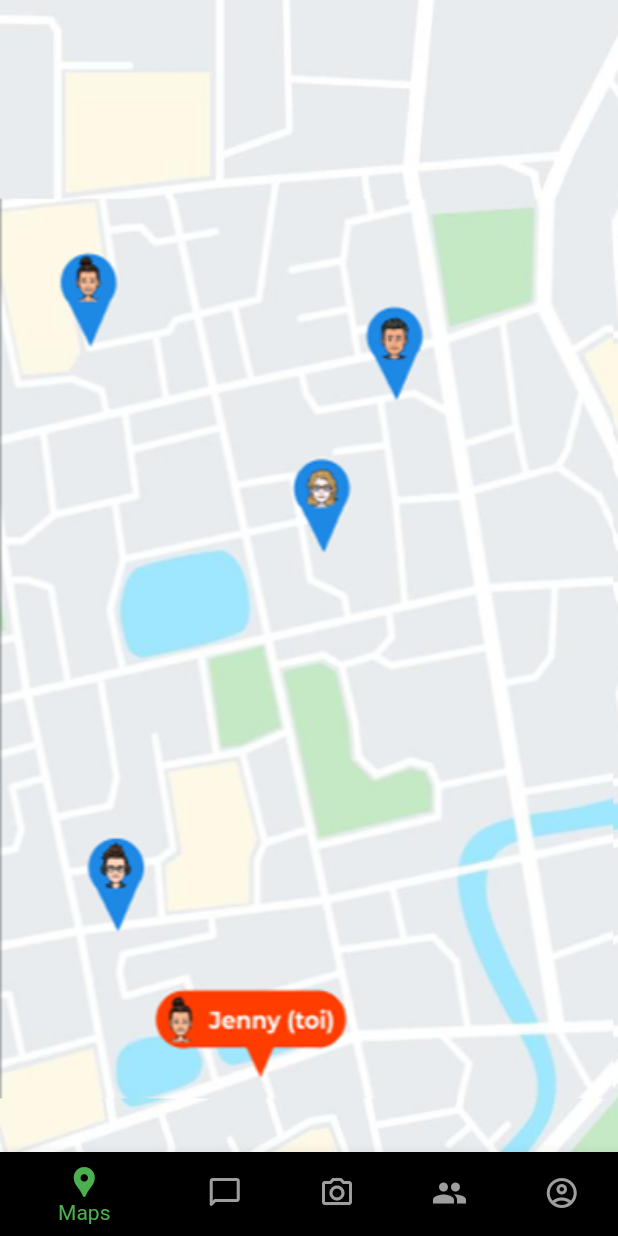
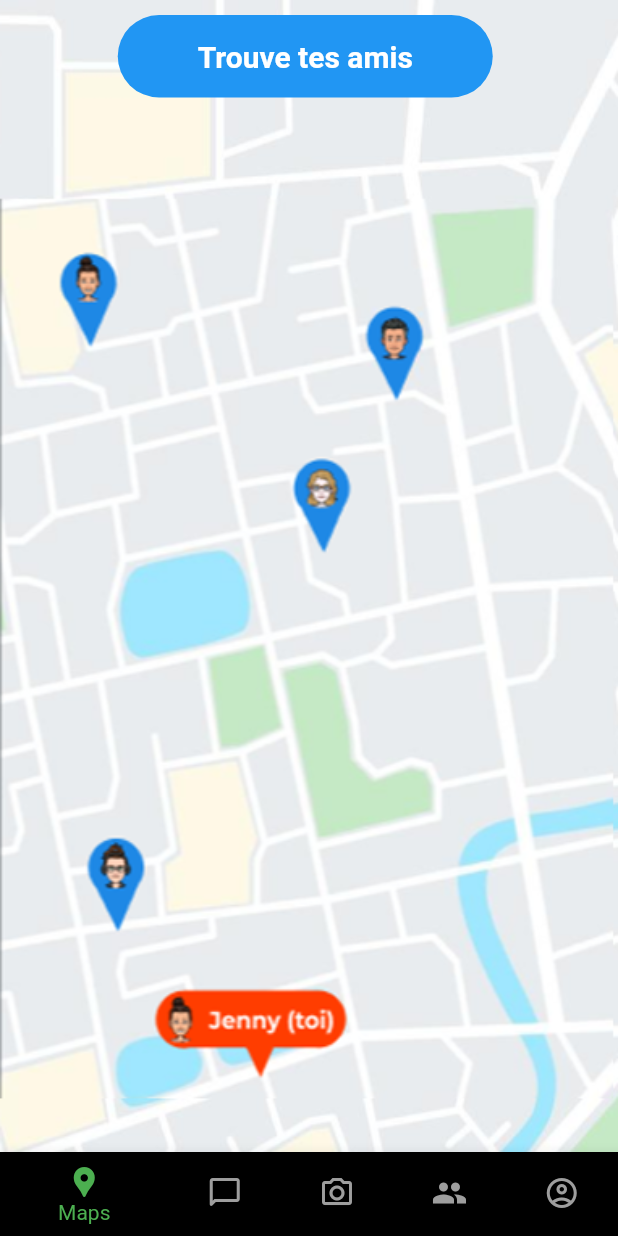
Before and after one commit to Nintendoboy59/snapchatTechnologieWebMobileExercice, a Flutter app: the MyHomePage screen opened directly, on a phone screen of 412 x 824 dp. Run offline on Flutter 3.47's test engine with Material 2 defaults, Android fonts, the phone set to English and light mode, and no system bars; our stand-ins replace camera, chat_bubbles, community_material_icon, permission_handler, video_player; missing offline and left inert: truncate.

Commit message:
add button in map page

```diff
--- a/front/lib/ui/pages/home/map/map_page.dart
+++ b/front/lib/ui/pages/home/map/map_page.dart
@@ -10,13 +10,50 @@ class MapPage extends StatefulWidget {
 class _MapPageState extends State<MapPage> {
   @override
   Widget build(BuildContext context) {
-    return Container(
+    return Stack(
+      children: [
+        Container(
           width: MediaQuery.of(context).size.width,
           height: MediaQuery.of(context).size.height,
           child: FittedBox(
             child: Image.asset('assets/images/mapPicture.png'),
             fit: BoxFit.fill,
           ),
+        ),
+        Row(
+          mainAxisAlignment: MainAxisAlignment.center,
+          children: [
+            Padding(
+                padding: const EdgeInsets.only(
+                  left: 0.0,
+                  right: 5.0,
+                  top: 10.0,
+                  bottom: 5.0,
+                ),
+                child: GestureDetector(
+                  onTap: () {
+                  },
+                  child: Container(
+                    height: 55,
+                    width: 250,
+                    decoration: BoxDecoration(
+                        color: Colors.blue,
+                        borderRadius: BorderRadius.circular(50)),
+                    child: const Center(
+                      child: Text(
+                        'Trouve tes amis',
+                        style: TextStyle(
+                          color: Colors.white,
+                          fontSize: 20,
+                          fontWeight: FontWeight.w700,
+                        ),
+                      ),
+                    ),
+                  ),
+                )),
+          ],
+        ),
+      ],
     );
   }
 }
```
Lines whose indentation alone changed are shown as unchanged.
